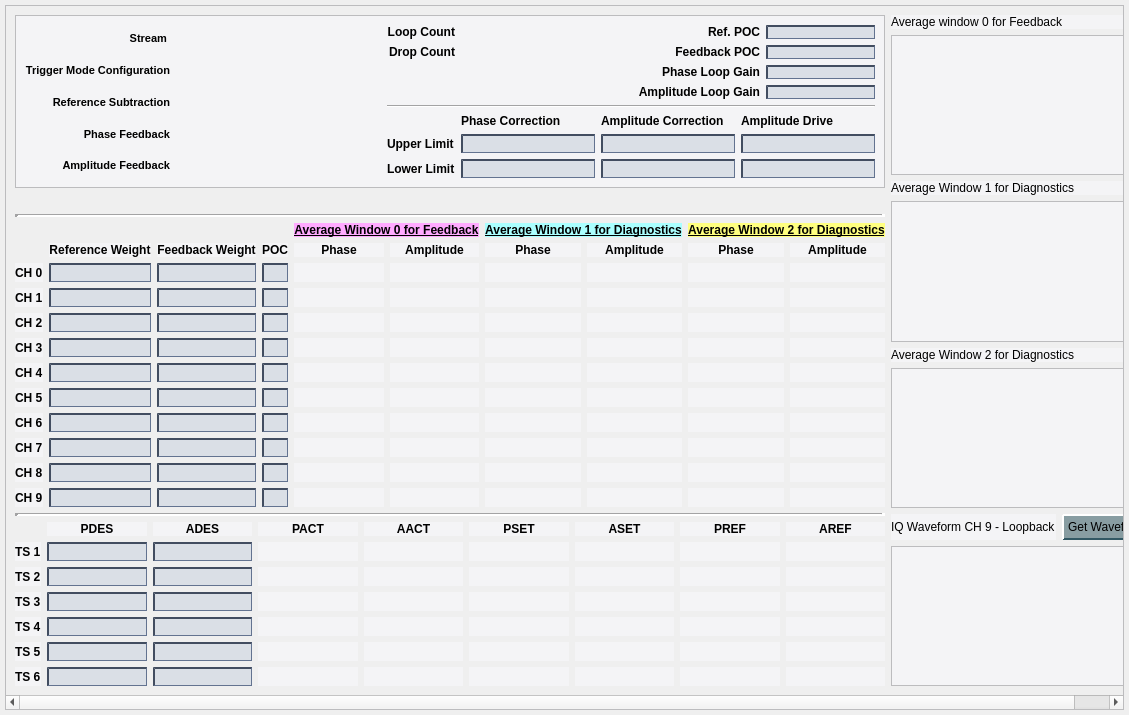
Old version of the form new_look/llrf_hls.ui in the repository cristinasewell/ATCA_PyDM_Screens.
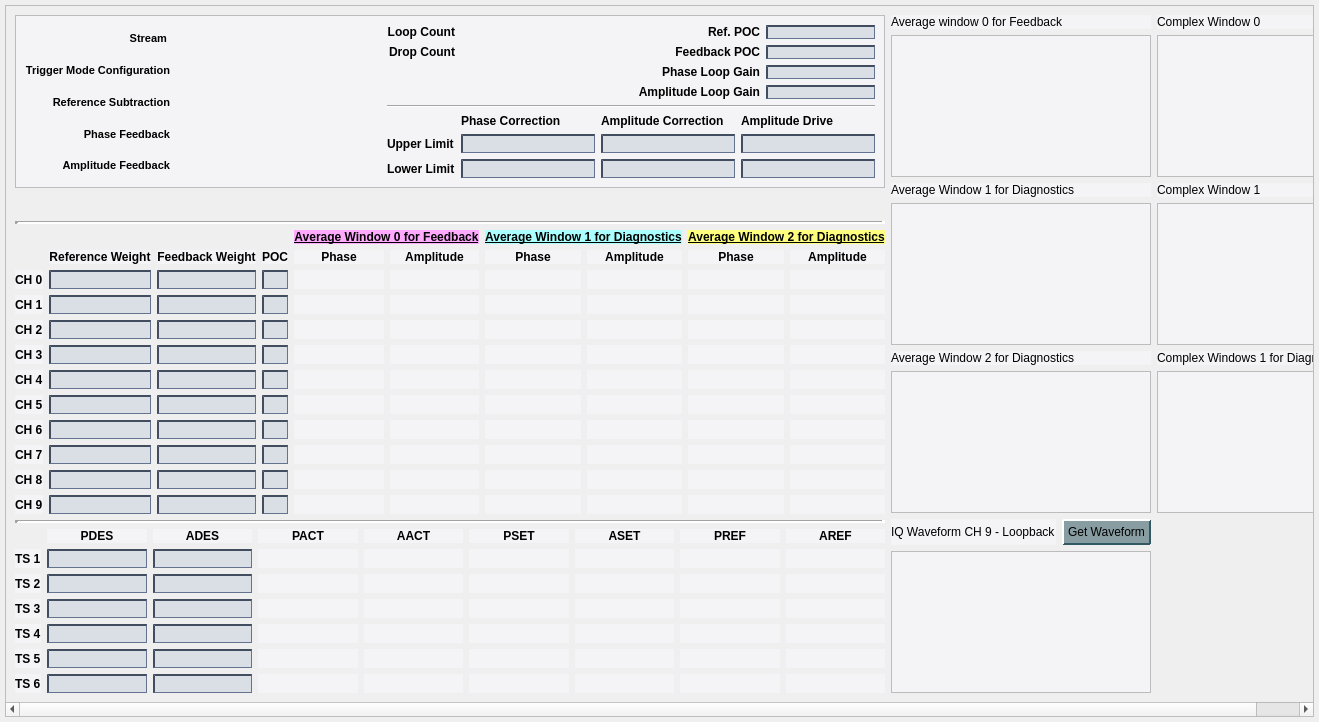
New version of the form. Custom widgets are drawn as their Qt base class.

Commit message: MNT: added tree more waveform plots for llrf hls

Patch:
```diff
--- a/new_look/llrf_hls.ui
+++ b/new_look/llrf_hls.ui
@@ -6,8 +6,8 @@
    <rect>
     <x>0</x>
     <y>0</y>
-    <width>1129</width>
-    <height>715</height>
+    <width>1319</width>
+    <height>722</height>
    </rect>
   </property>
   <property name="windowTitle">
@@ -192,21 +192,21 @@
        <rect>
         <x>0</x>
         <y>0</y>
-        <width>1117</width>
-        <height>703</height>
+        <width>1307</width>
+        <height>710</height>
        </rect>
       </property>
       <layout class="QGridLayout" name="gridLayout_8">
        <item row="0" column="1" rowspan="6">
-        <layout class="QVBoxLayout" name="verticalLayout_2">
-         <item>
-          <widget class="QLabel" name="label_53">
+        <layout class="QGridLayout" name="gridLayout_9" columnstretch="1,1">
+         <item row="2" column="0">
+          <widget class="QLabel" name="label_54">
            <property name="text">
-            <string>Average window 0 for Feedback</string>
+            <string>Average Window 1 for Diagnostics</string>
            </property>
           </widget>
          </item>
-         <item>
+         <item row="1" column="0">
           <widget class="PyDMWaveformPlot" name="PyDMWaveformPlot_4">
            <property name="sizePolicy">
             <sizepolicy hsizetype="Expanding" vsizetype="Expanding">
@@ -233,14 +233,7 @@
            </property>
           </widget>
          </item>
-         <item>
-          <widget class="QLabel" name="label_54">
-           <property name="text">
-            <string>Average Window 1 for Diagnostics</string>
-           </property>
-          </widget>
-         </item>
-         <item>
+         <item row="3" column="0">
           <widget class="PyDMWaveformPlot" name="PyDMWaveformPlot_3">
            <property name="sizePolicy">
             <sizepolicy hsizetype="Expanding" vsizetype="Expanding">
@@ -267,15 +260,8 @@
            </property>
           </widget>
          </item>
-         <item>
-          <widget class="QLabel" name="label_55">
-           <property name="text">
-            <string>Average Window 2 for Diagnostics</string>
-           </property>
-          </widget>
-         </item>
-         <item>
-          <widget class="PyDMWaveformPlot" name="PyDMWaveformPlot_2">
+         <item row="7" column="0">
+          <widget class="PyDMWaveformPlot" name="PyDMWaveformPlot">
            <property name="sizePolicy">
             <sizepolicy hsizetype="Expanding" vsizetype="Expanding">
              <horstretch>1</horstretch>
@@ -301,7 +287,7 @@
            </property>
           </widget>
          </item>
-         <item>
+         <item row="6" column="0">
           <layout class="QHBoxLayout" name="horizontalLayout">
            <property name="topMargin">
             <number>0</number>
@@ -328,8 +314,22 @@
            </item>
           </layout>
          </item>
-         <item>
-          <widget class="PyDMWaveformPlot" name="PyDMWaveformPlot">
+         <item row="4" column="0">
+          <widget class="QLabel" name="label_55">
+           <property name="text">
+            <string>Average Window 2 for Diagnostics</string>
+           </property>
+          </widget>
+         </item>
+         <item row="0" column="0">
+          <widget class="QLabel" name="label_53">
+           <property name="text">
+            <string>Average window 0 for Feedback</string>
+           </property>
+          </widget>
+         </item>
+         <item row="5" column="0">
+          <widget class="PyDMWaveformPlot" name="PyDMWaveformPlot_2">
            <property name="sizePolicy">
             <sizepolicy hsizetype="Expanding" vsizetype="Expanding">
              <horstretch>1</horstretch>
@@ -356,8 +356,62 @@
            <property name="autoRangeY">
             <bool>false</bool>
            </property>
-           <property name="minYRange">
-            <double>-1.000000000000000</double>
+          </widget>
+         </item>
+         <item row="1" column="1">
+          <widget class="PyDMWaveformPlot" name="PyDMWaveformPlot_5">
+           <property name="toolTip">
+            <string/>
+           </property>
+           <property name="curves">
+            <stringlist>
+             <string>{&quot;y_channel&quot;: &quot;ca://${DEVICE}:ICPXWND0&quot;, &quot;x_channel&quot;: null, &quot;name&quot;: &quot;&quot;, &quot;color&quot;: &quot;red&quot;, &quot;lineStyle&quot;: 1, &quot;lineWidth&quot;: 1, &quot;symbol&quot;: null, &quot;symbolSize&quot;: 10, &quot;redraw_mode&quot;: 2}</string>
+            </stringlist>
+           </property>
+          </widget>
+         </item>
+         <item row="0" column="1">
+          <widget class="QLabel" name="label_57">
+           <property name="text">
+            <string>Complex Window 0</string>
+           </property>
+          </widget>
+         </item>
+         <item row="2" column="1">
+          <widget class="QLabel" name="label_58">
+           <property name="text">
+            <string>Complex Window 1</string>
+           </property>
+          </widget>
+         </item>
+         <item row="4" column="1">
+          <widget class="QLabel" name="label_59">
+           <property name="text">
+            <string>Complex Windows 1 for Diagnostics</string>
+           </property>
+          </widget>
+         </item>
+         <item row="3" column="1">
+          <widget class="PyDMWaveformPlot" name="PyDMWaveformPlot_6">
+           <property name="toolTip">
+            <string/>
+           </property>
+           <property name="curves">
+            <stringlist>
+             <string>{&quot;y_channel&quot;: &quot;ca://${DEVICE}:ICPXWND1&quot;, &quot;x_channel&quot;: null, &quot;name&quot;: &quot;&quot;, &quot;color&quot;: &quot;white&quot;, &quot;lineStyle&quot;: 1, &quot;lineWidth&quot;: 1, &quot;symbol&quot;: null, &quot;symbolSize&quot;: 10, &quot;redraw_mode&quot;: 2}</string>
+            </stringlist>
+           </property>
+          </widget>
+         </item>
+         <item row="5" column="1">
+          <widget class="PyDMWaveformPlot" name="PyDMWaveformPlot_7">
+           <property name="toolTip">
+            <string/>
+           </property>
+           <property name="curves">
+            <stringlist>
+             <string>{&quot;y_channel&quot;: &quot;ca://${DEVICE}:ICPXWND2&quot;, &quot;x_channel&quot;: null, &quot;name&quot;: &quot;&quot;, &quot;color&quot;: &quot;white&quot;, &quot;lineStyle&quot;: 1, &quot;lineWidth&quot;: 1, &quot;symbol&quot;: null, &quot;symbolSize&quot;: 10, &quot;redraw_mode&quot;: 2}</string>
+            </stringlist>
            </property>
           </widget>
          </item>
```
Left out of the diff: 51 changed lines with no effect on the pictures.
